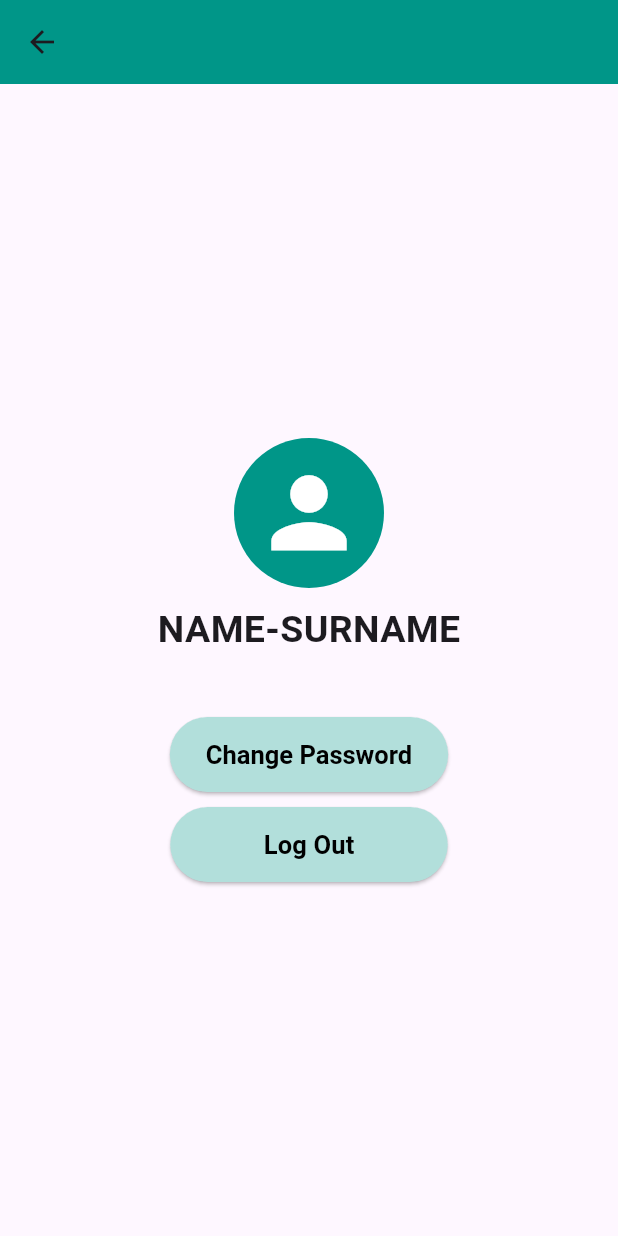
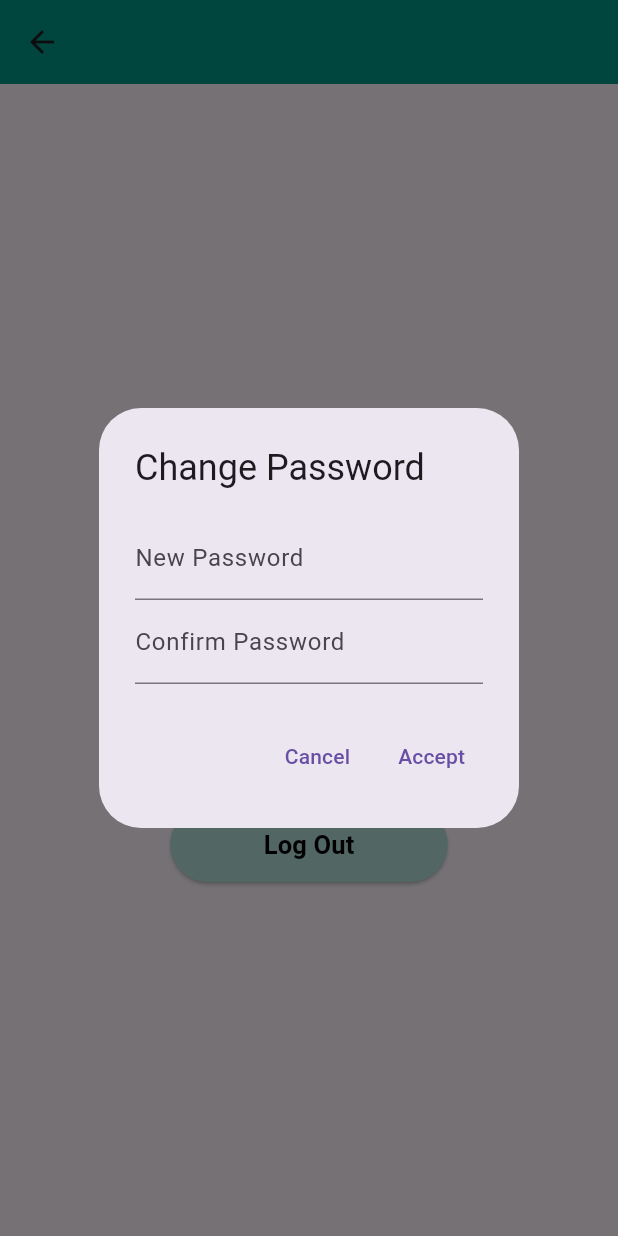
Before and after one commit to ErdemKlc-IUE/mobilApp-Flutter, a Flutter app: the ProfileScreen screen opened directly, after a tap on "Change Password", on a phone screen of 412 x 824 dp. Run offline on Flutter 3.47's test engine with Material 3 defaults, Android fonts, the phone set to English and light mode, and no system bars; our stand-ins replace firebase_core, image_picker; accounts and stored records are empty.

Commit message:
change password and log out in profile screen

```diff
--- a/lib/Screens/profile_screen.dart
+++ b/lib/Screens/profile_screen.dart
@@ -1,7 +1,8 @@
 import 'dart:io';
 
 import 'package:flutter/material.dart';
-import 'package:se380_project/Screens/login_screen.dart';
+import 'package:se380_project/Screens/home_screen.dart';
+
 
 class ProfileScreen extends StatefulWidget {
   const ProfileScreen({super.key});
@@ -13,7 +14,8 @@ class ProfileScreen extends StatefulWidget {
 }
 
 class _ProfileScreenState extends State<ProfileScreen> {
-
+  String _newPassword = '';
+  String _confirmPassword = '';
 
   @override
   Widget build(BuildContext context) {
@@ -46,7 +48,7 @@ class _ProfileScreenState extends State<ProfileScreen> {
             SizedBox(height: 40),
             ElevatedButton(
               style: ElevatedButton.styleFrom(
-                minimumSize: Size(150, 50),
+                minimumSize: Size(185, 50),
                 backgroundColor: Colors.teal[100],
                 textStyle: TextStyle(color: Colors.indigo[800])
               ),
@@ -59,7 +61,7 @@ class _ProfileScreenState extends State<ProfileScreen> {
                   ),
                 ),
               onPressed: () {
-                //TODO
+                _showChangePasswordDialog(context);
               },
             ),
             SizedBox(height: 10),
@@ -78,13 +80,111 @@ class _ProfileScreenState extends State<ProfileScreen> {
                   ),
                 ),
               onPressed: () {
-                //TODO
+                _logout();
               },
             ),
           ],
         ),
+
       ),
 
     );
   }
+
+  void _showChangePasswordDialog(BuildContext context) {
+    final TextEditingController _newPasswordController = TextEditingController();
+    final TextEditingController _confirmPasswordController = TextEditingController();
+
+
+    showDialog(
+      context: context,
+      builder: (context) => AlertDialog(
+        title: Text('Change Password'),
+        content: Column(
+          mainAxisSize: MainAxisSize.min,
+          children: [
+            TextField(
+              controller: _newPasswordController,
+              obscureText: true,
+              decoration: InputDecoration(labelText: 'New Password'),
+            ),
+            TextField(
+              controller: _confirmPasswordController,
+              obscureText: true,
+              decoration: InputDecoration(labelText: 'Confirm Password'),
+            ),
+          ],
+        ),
+        actions: [
+          TextButton(
+            child: Text('Cancel'),
+            onPressed: () {
+              Navigator.of(context).pop();
+            },
+          ),
+          TextButton(
+            child: Text('Accept'),
+            onPressed: () {
+    if (_newPasswordController.text.isNotEmpty && _newPasswordController.text == _confirmPasswordController.text) {
+    // Perform password change logic here
+    _showSuccessDialog("Password changed successfully.");
+
+    } else if(_newPasswordController.text.isEmpty) {
+      _showErrorDialog('Please fill in the blanks.');
+    }
+    else {
+      _showErrorDialog('Passwords do not match.');
+    }
+
+            },
+          ),
+        ],
+      ),
+    );
+  }
+
+
+  void _showSuccessDialog(String message) {
+    showDialog(
+      context: context,
+      builder: (context) => AlertDialog(
+        title: Text('Success'),
+        content: Text('Password changed successfully.'),
+        actions: [
+          TextButton(
+            child: Text('OK'),
+            onPressed: () {
+              Navigator.of(context).pop();
+              Navigator.of(context).pop();
+            },
+
+          ),
+        ],
+      ),
+    );
+  }
+
+  void _showErrorDialog(String message) {
+    showDialog(
+      context: context,
+      builder: (context) => AlertDialog(
+        title: Text('Error'),
+        content: Text(message),
+        actions: [
+          TextButton(
+            child: Text('OK'),
+            onPressed: () {
+              Navigator.of(context).pop();
+            },
+          ),
+        ],
+      ),
+    );
+  }
+
+  void _logout() {
+    Navigator.push(
+        context,
+        MaterialPageRoute(builder: (context) => const HomeScreen()));
+  }
 }
```
Also changed, not shown: lib/main.dart (line endings or trailing spaces), pubspec.lock.
